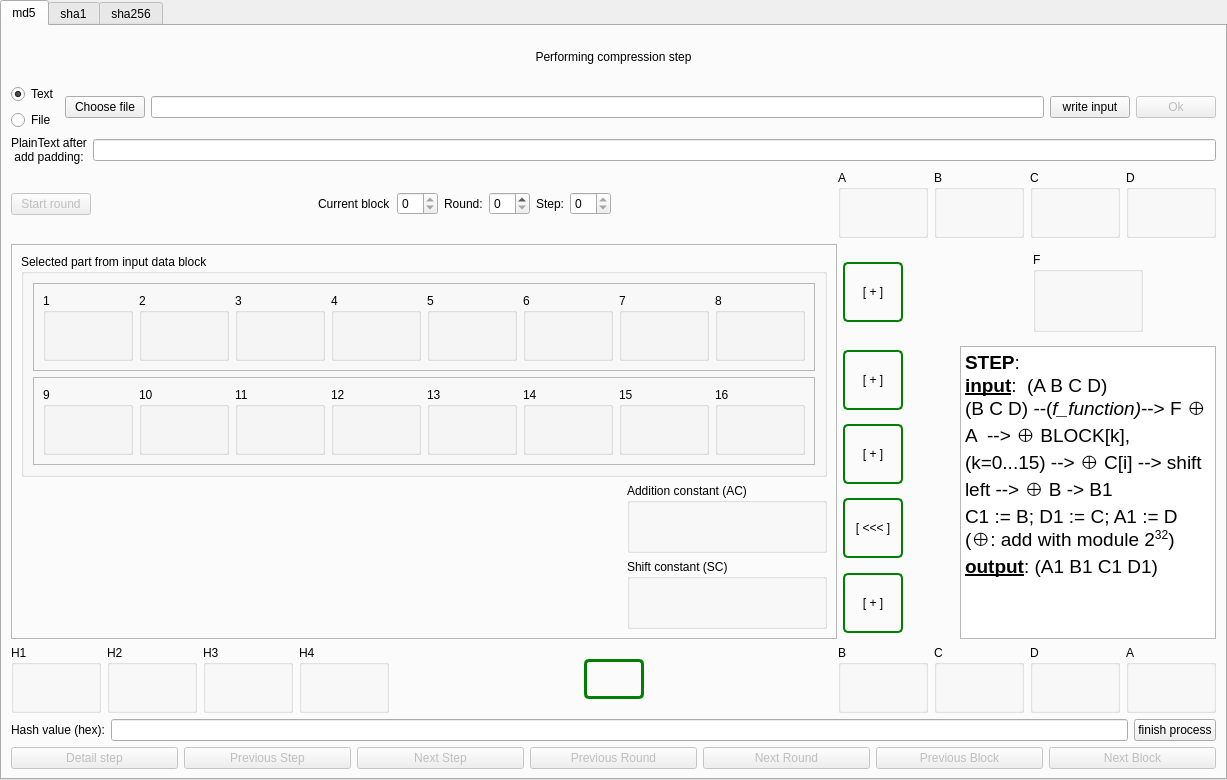
This is form.ui in VuongVanDuy/hash_function as Qt 5 draws it before an edit. The edited form follows.
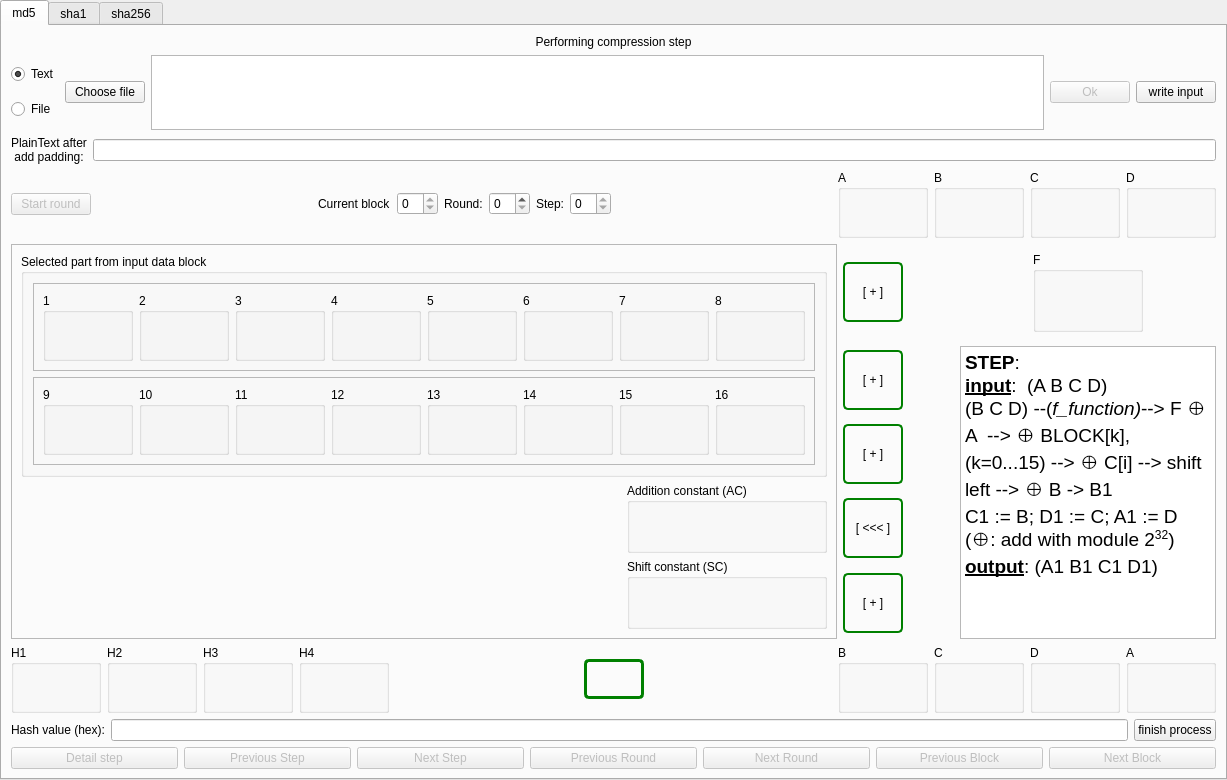
This is the edited form. Icons and pictures are not drawn.

Commit message: Add Clear, Edit Ok, Input Field

What changed in the file:
```diff
--- a/form.ui
+++ b/form.ui
@@ -96,22 +96,7 @@
        </widget>
       </item>
       <item>
-       <widget class="QLineEdit" name="plaintext">
-        <property name="readOnly">
-         <bool>true</bool>
-        </property>
-       </widget>
-      </item>
-      <item>
-       <widget class="QPushButton" name="writeInput">
-        <property name="text">
-         <string>write input</string>
-        </property>
-        <property name="icon">
-         <iconset resource="resources.qrc">
-          <normaloff>:/icons/iconsDark/clipboard.png</normaloff>:/icons/iconsDark/clipboard.png</iconset>
-        </property>
-       </widget>
+       <widget class="QTextEdit" name="plaintext"/>
       </item>
       <item>
        <widget class="QPushButton" name="Ok">
@@ -127,6 +112,17 @@
         </property>
        </widget>
       </item>
+      <item>
+       <widget class="QPushButton" name="writeInput">
+        <property name="text">
+         <string>write input</string>
+        </property>
+        <property name="icon">
+         <iconset resource="resources.qrc">
+          <normaloff>:/icons/iconsDark/clipboard.png</normaloff>:/icons/iconsDark/clipboard.png</iconset>
+        </property>
+       </widget>
+      </item>
      </layout>
     </item>
     <item>
```
The commit also changes 4 other files.
